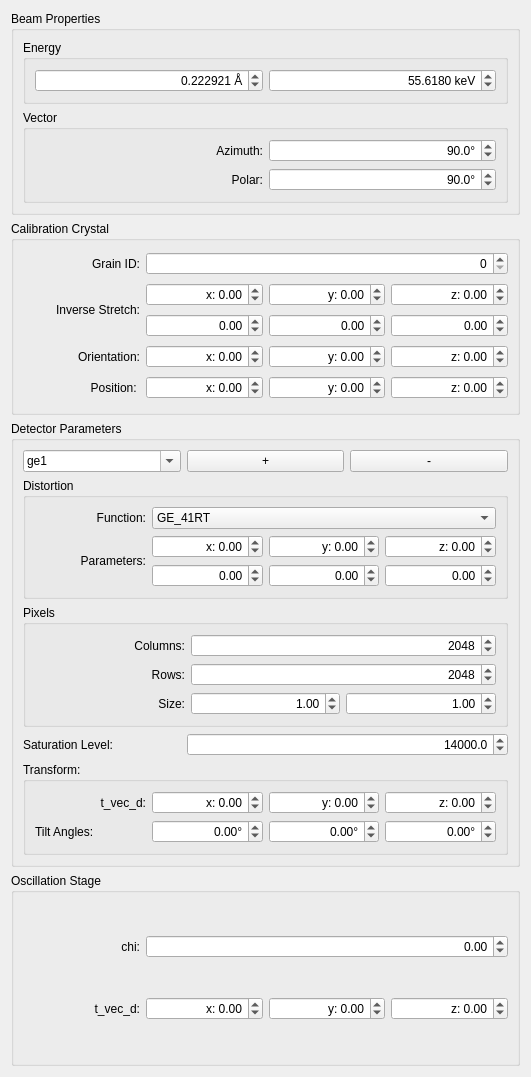
First picture: the form in hexrd/ui/resources/ui/calibration_config_widget.ui, repository HEXRD/hexrdgui, before the edit.
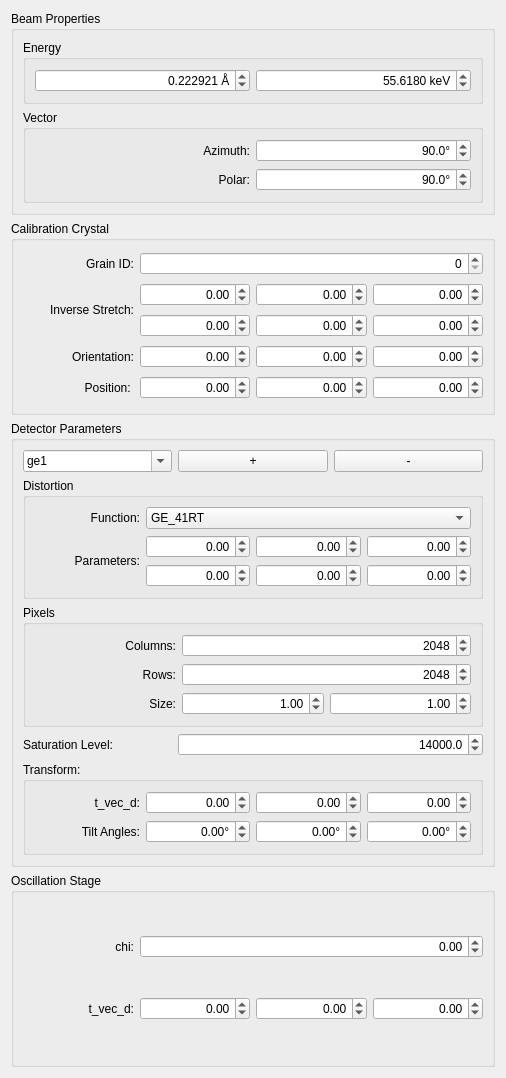
Second picture: the form after the edit.

Commit message:
Slightly reduce calibration config widget size
It is better to leave as much room for the central widget
as possible. This reduces a little space that the calibration
config widget takes up.

The edit to the form file:
```diff
--- a/hexrd/ui/resources/ui/calibration_config_widget.ui
+++ b/hexrd/ui/resources/ui/calibration_config_widget.ui
@@ -6,8 +6,8 @@
    <rect>
     <x>0</x>
     <y>0</y>
-    <width>531</width>
-    <height>1077</height>
+    <width>506</width>
+    <height>1078</height>
    </rect>
   </property>
   <layout class="QVBoxLayout" name="verticalLayout_2">
@@ -164,16 +164,16 @@
          <set>Qt::AlignRight|Qt::AlignTrailing|Qt::AlignVCenter</set>
         </property>
         <property name="prefix">
-         <string>x: </string>
+         <string/>
         </property>
         <property name="suffix">
          <string/>
         </property>
         <property name="minimum">
-         <double>-100000.000000000000000</double>
+         <double>-10000.000000000000000</double>
         </property>
         <property name="maximum">
-         <double>100000.000000000000000</double>
+         <double>10000.000000000000000</double>
         </property>
         <property name="singleStep">
          <double>0.100000000000000</double>
@@ -186,13 +186,13 @@
          <set>Qt::AlignRight|Qt::AlignTrailing|Qt::AlignVCenter</set>
         </property>
         <property name="prefix">
-         <string>y: </string>
+         <string/>
         </property>
         <property name="minimum">
-         <double>-100000.000000000000000</double>
+         <double>-10000.000000000000000</double>
         </property>
         <property name="maximum">
-         <double>100000.000000000000000</double>
+         <double>10000.000000000000000</double>
         </property>
         <property name="singleStep">
          <double>0.100000000000000</double>
@@ -225,13 +225,13 @@
          <set>Qt::AlignRight|Qt::AlignTrailing|Qt::AlignVCenter</set>
         </property>
         <property name="prefix">
-         <string>z: </string>
+         <string/>
         </property>
         <property name="minimum">
-         <double>-100000.000000000000000</double>
+         <double>-10000.000000000000000</double>
         </property>
         <property name="maximum">
-         <double>100000.000000000000000</double>
+         <double>10000.000000000000000</double>
         </property>
         <property name="singleStep">
          <double>0.100000000000000</double>
@@ -244,13 +244,13 @@
          <set>Qt::AlignRight|Qt::AlignTrailing|Qt::AlignVCenter</set>
         </property>
         <property name="prefix">
-         <string>x: </string>
+         <string/>
         </property>
         <property name="minimum">
-         <double>-100000.000000000000000</double>
+         <double>-10000.000000000000000</double>
         </property>
         <property name="maximum">
-         <double>100000.000000000000000</double>
+         <double>10000.000000000000000</double>
         </property>
         <property name="singleStep">
          <double>0.100000000000000</double>
@@ -263,13 +263,13 @@
          <set>Qt::AlignRight|Qt::AlignTrailing|Qt::AlignVCenter</set>
         </property>
         <property name="prefix">
-         <string>y: </string>
+         <string/>
         </property>
         <property name="minimum">
-         <double>-100000.000000000000000</double>
+         <double>-10000.000000000000000</double>
         </property>
         <property name="maximum">
-         <double>100000.000000000000000</double>
+         <double>10000.000000000000000</double>
         </property>
         <property name="singleStep">
          <double>0.100000000000000</double>
@@ -282,10 +282,10 @@
          <set>Qt::AlignRight|Qt::AlignTrailing|Qt::AlignVCenter</set>
         </property>
         <property name="minimum">
-         <double>-100000.000000000000000</double>
+         <double>-10000.000000000000000</double>
         </property>
         <property name="maximum">
-         <double>100000.000000000000000</double>
+         <double>10000.000000000000000</double>
         </property>
         <property name="singleStep">
          <double>0.100000000000000</double>
@@ -298,10 +298,10 @@
          <set>Qt::AlignRight|Qt::AlignTrailing|Qt::AlignVCenter</set>
         </property>
         <property name="minimum">
-         <double>-100000.000000000000000</double>
+         <double>-10000.000000000000000</double>
         </property>
         <property name="maximum">
-         <double>100000.000000000000000</double>
+         <double>10000.000000000000000</double>
         </property>
         <property name="singleStep">
          <double>0.100000000000000</double>
@@ -314,10 +314,10 @@
          <set>Qt::AlignRight|Qt::AlignTrailing|Qt::AlignVCenter</set>
         </property>
         <property name="minimum">
-         <double>-100000.000000000000000</double>
+         <double>-10000.000000000000000</double>
         </property>
         <property name="maximum">
-         <double>100000.000000000000000</double>
+         <double>10000.000000000000000</double>
         </property>
         <property name="singleStep">
          <double>0.100000000000000</double>
@@ -350,13 +350,13 @@
          <set>Qt::AlignRight|Qt::AlignTrailing|Qt::AlignVCenter</set>
         </property>
         <property name="prefix">
-         <string>z: </string>
+         <string/>
         </property>
         <property name="minimum">
-         <double>-100000.000000000000000</double>
+         <double>-10000.000000000000000</double>
         </property>
         <property name="maximum">
-         <double>100000.000000000000000</double>
+         <double>10000.000000000000000</double>
         </property>
         <property name="singleStep">
          <double>0.100000000000000</double>
@@ -369,13 +369,13 @@
          <set>Qt::AlignRight|Qt::AlignTrailing|Qt::AlignVCenter</set>
         </property>
         <property name="prefix">
-         <string>x: </string>
+         <string/>
         </property>
         <property name="minimum">
-         <double>-100000.000000000000000</double>
+         <double>-10000.000000000000000</double>
         </property>
         <property name="maximum">
-         <double>100000.000000000000000</double>
+         <double>10000.000000000000000</double>
         </property>
         <property name="singleStep">
          <double>0.100000000000000</double>
@@ -388,13 +388,13 @@
          <set>Qt::AlignRight|Qt::AlignTrailing|Qt::AlignVCenter</set>
         </property>
         <property name="prefix">
-         <string>y: </string>
+         <string/>
         </property>
         <property name="minimum">
-         <double>-100000.000000000000000</double>
+         <double>-10000.000000000000000</double>
         </property>
         <property name="maximum">
-         <double>100000.000000000000000</double>
+         <double>10000.000000000000000</double>
         </property>
         <property name="singleStep">
          <double>0.100000000000000</double>
@@ -407,13 +407,13 @@
          <set>Qt::AlignRight|Qt::AlignTrailing|Qt::AlignVCenter</set>
         </property>
         <property name="prefix">
-         <string>z: </string>
+         <string/>
         </property>
         <property name="minimum">
-         <double>-100000.000000000000000</double>
+         <double>-10000.000000000000000</double>
         </property>
         <property name="maximum">
-         <double>100000.000000000000000</double>
+         <double>10000.000000000000000</double>
         </property>
         <property name="singleStep">
          <double>0.100000000000000</double>
@@ -474,13 +474,13 @@
             <set>Qt::AlignRight|Qt::AlignTrailing|Qt::AlignVCenter</set>
            </property>
            <property name="prefix">
-            <string>y: </string>
+            <string/>
            </property>
            <property name="minimum">
-            <double>-100000.000000000000000</double>
+            <double>-10000.000000000000000</double>
            </property>
            <property name="maximum">
-            <double>100000.000000000000000</double>
+            <double>10000.000000000000000</double>
            </property>
            <property name="singleStep">
             <double>0.100000000000000</double>
@@ -503,13 +503,13 @@
             <set>Qt::AlignRight|Qt::AlignTrailing|Qt::AlignVCenter</set>
            </property>
            <property name="prefix">
-            <string>z: </string>
+            <string/>
            </property>
            <property name="minimum">
-            <double>-100000.000000000000000</double>
+            <double>-10000.000000000000000</double>
            </property>
            <property name="maximum">
-            <double>100000.000000000000000</double>
+            <double>10000.000000000000000</double>
            </property>
            <property name="singleStep">
             <double>0.100000000000000</double>
@@ -522,13 +522,13 @@
             <set>Qt::AlignRight|Qt::AlignTrailing|Qt::AlignVCenter</set>
            </property>
            <property name="prefix">
-            <string>x: </string>
+            <string/>
            </property>
            <property name="minimum">
-            <double>-100000.000000000000000</double>
+            <double>-10000.000000000000000</double>
            </property>
            <property name="maximum">
-            <double>100000.000000000000000</double>
+            <double>10000.000000000000000</double>
            </property>
            <property name="singleStep">
             <double>0.100000000000000</double>
@@ -540,6 +540,9 @@
            <property name="text">
             <string>Tilt Angles:</string>
            </property>
+           <property name="alignment">
+            <set>Qt::AlignRight|Qt::AlignTrailing|Qt::AlignVCenter</set>
+           </property>
           </widget>
          </item>
          <item row="1" column="1">
@@ -551,10 +554,10 @@
             <string>°</string>
            </property>
            <property name="minimum">
-            <double>-100000.000000000000000</double>
+            <double>-10000.000000000000000</double>
            </property>
            <property name="maximum">
-            <double>100000.000000000000000</double>
+            <double>10000.000000000000000</double>
            </property>
            <property name="singleStep">
             <double>0.100000000000000</double>
@@ -570,10 +573,10 @@
             <string>°</string>
            </property>
            <property name="minimum">
-            <double>-100000.000000000000000</double>
+            <double>-10000.000000000000000</double>
            </property>
            <property name="maximum">
-            <double>100000.000000000000000</double>
+            <double>10000.000000000000000</double>
            </property>
            <property name="singleStep">
             <double>0.100000000000000</double>
@@ -589,10 +592,10 @@
             <string>°</string>
            </property>
            <property name="minimum">
-            <double>-100000.000000000000000</double>
+            <double>-10000.000000000000000</double>
            </property>
            <property name="maximum">
-            <double>100000.000000000000000</double>
+            <double>10000.000000000000000</double>
            </property>
            <property name="singleStep">
             <double>0.100000000000000</double>
@@ -651,13 +654,13 @@
             <set>Qt::AlignRight|Qt::AlignTrailing|Qt::AlignVCenter</set>
            </property>
            <property name="prefix">
-            <string>z: </string>
+            <string/>
            </property>
            <property name="minimum">
-            <double>-100000.000000000000000</double>
+            <double>-10000.000000000000000</double>
            </property>
            <property name="maximum">
-            <double>100000.000000000000000</double>
+            <double>10000.000000000000000</double>
            </property>
            <property name="singleStep">
             <double>0.100000000000000</double>
@@ -670,13 +673,13 @@
             <set>Qt::AlignRight|Qt::AlignTrailing|Qt::AlignVCenter</set>
            </property>
            <property name="prefix">
-            <string>x: </string>
+            <string/>
            </property>
            <property name="minimum">
-            <double>-100000.000000000000000</double>
+            <double>-10000.000000000000000</double>
            </property>
            <property name="maximum">
-            <double>100000.000000000000000</double>
+            <double>10000.000000000000000</double>
            </property>
            <property name="singleStep">
             <double>0.100000000000000</double>
@@ -689,13 +692,13 @@
             <set>Qt::AlignRight|Qt::AlignTrailing|Qt::AlignVCenter</set>
            </property>
            <property name="prefix">
-            <string>y: </string>
+            <string/>
            </property>
            <property name="minimum">
-            <double>-100000.000000000000000</double>
+            <double>-10000.000000000000000</double>
            </property>
            <property name="maximum">
-            <double>100000.000000000000000</double>
+            <double>10000.000000000000000</double>
            </property>
            <property name="singleStep">
             <double>0.100000000000000</double>
@@ -708,10 +711,10 @@
             <set>Qt::AlignRight|Qt::AlignTrailing|Qt::AlignVCenter</set>
            </property>
            <property name="minimum">
-            <double>-100000.000000000000000</double>
+            <double>-10000.000000000000000</double>
            </property>
            <property name="maximum">
-            <double>100000.000000000000000</double>
+            <double>10000.000000000000000</double>
            </property>
            <property name="singleStep">
             <double>0.100000000000000</double>
@@ -724,10 +727,10 @@
             <set>Qt::AlignRight|Qt::AlignTrailing|Qt::AlignVCenter</set>
            </property>
            <property name="minimum">
-            <double>-100000.000000000000000</double>
+            <double>-10000.000000000000000</double>
            </property>
            <property name="maximum">
-            <double>100000.000000000000000</double>
+            <double>10000.000000000000000</double>
            </property>
            <property name="singleStep">
             <double>0.100000000000000</double>
@@ -740,10 +743,10 @@
             <set>Qt::AlignRight|Qt::AlignTrailing|Qt::AlignVCenter</set>
            </property>
            <property name="minimum">
-            <double>-100000.000000000000000</double>
+            <double>-10000.000000000000000</double>
            </property>
            <property name="maximum">
-            <double>100000.000000000000000</double>
+            <double>10000.000000000000000</double>
            </property>
            <property name="singleStep">
             <double>0.100000000000000</double>
@@ -933,7 +936,7 @@
          <set>Qt::AlignRight|Qt::AlignTrailing|Qt::AlignVCenter</set>
         </property>
         <property name="prefix">
-         <string>x: </string>
+         <string/>
         </property>
         <property name="minimum">
          <double>-100000.000000000000000</double>
@@ -952,7 +955,7 @@
          <set>Qt::AlignRight|Qt::AlignTrailing|Qt::AlignVCenter</set>
         </property>
         <property name="prefix">
-         <string>z: </string>
+         <string/>
         </property>
         <property name="minimum">
          <double>-100000.000000000000000</double>
@@ -971,7 +974,7 @@
          <set>Qt::AlignRight|Qt::AlignTrailing|Qt::AlignVCenter</set>
         </property>
         <property name="prefix">
-         <string>y: </string>
+         <string/>
         </property>
         <property name="minimum">
          <double>-100000.000000000000000</double>
```
The commit also changes 1 other file.
